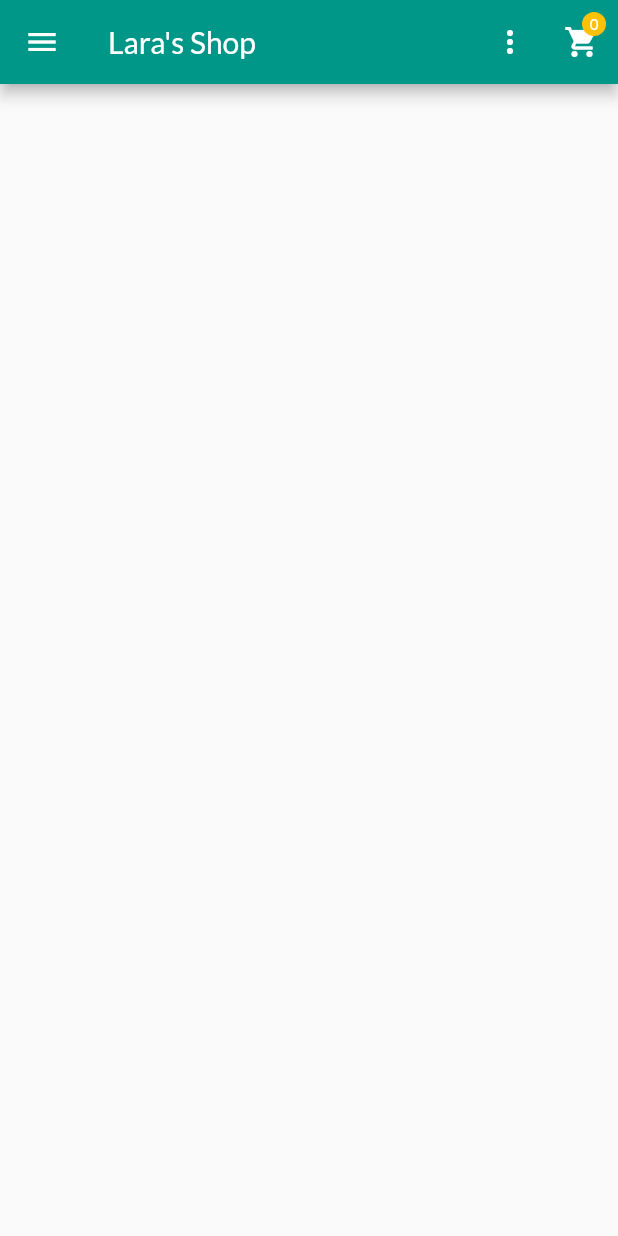
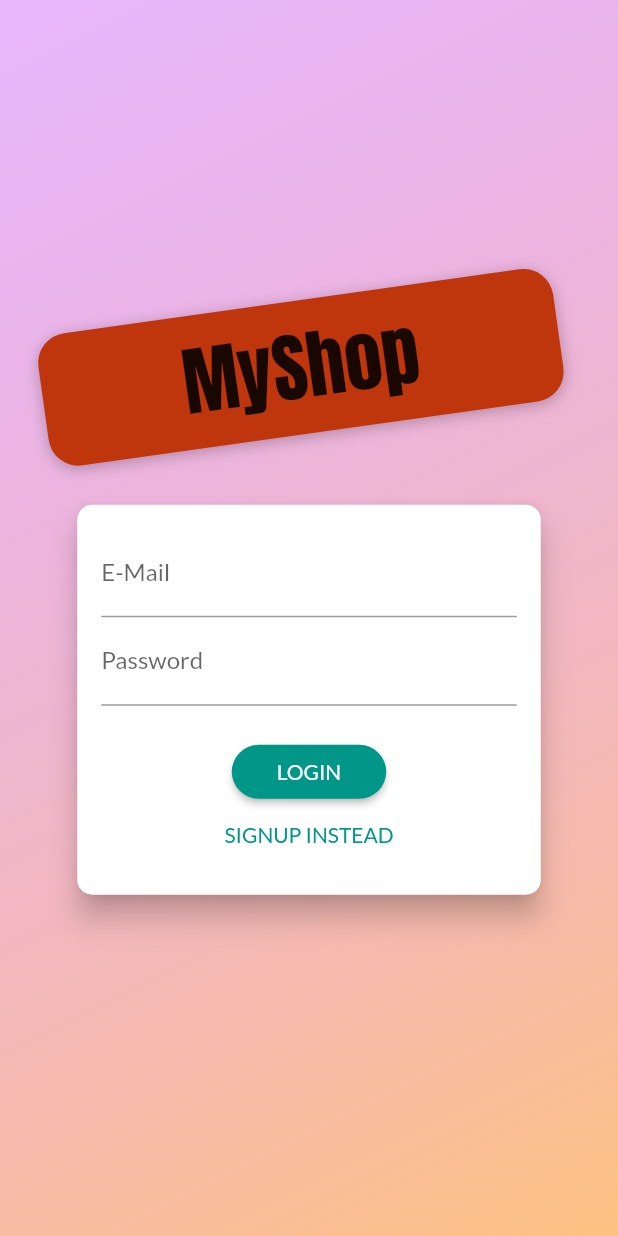
Before and after one commit to santiracca/flutter_shop_app, a Flutter app: the screen it shows after launch, on a phone screen of 412 x 824 dp. Run offline on Flutter 3.47's test engine with Material 2 defaults, Android fonts, the phone set to English and light mode, and no system bars.

Commit message:
Setup Auth page

```diff
--- a/lib/main.dart
+++ b/lib/main.dart
@@ -10,6 +10,7 @@ import './providers/products_provider.dart';
 import './providers/cart_provider.dart';
 import './screens/user_products_screen.dart';
 import './screens/edit_product_screen.dart';
+import './screens/auth.dart';
 
 void main() => runApp(MyApp());
 
@@ -35,13 +36,14 @@ class MyApp extends StatelessWidget {
           accentColor: Colors.amber,
           fontFamily: 'Lato',
         ),
-        home: ProductOverviewScreen(),
+        home: AuthScreen(),
         routes: {
           ProductDetailScreen.routeName: (ctx) => ProductDetailScreen(),
           CartScreen.routeName: (ctx) => CartScreen(),
           OrdersScreen.routeName: (ctx) => OrdersScreen(),
           UserProductsScreen.routeName: (ctx) => UserProductsScreen(),
           EditProductScreen.routeName: (ctx) => EditProductScreen(),
+          AuthScreen.routeName: (ctx) => AuthScreen()
         },
       ),
     );
--- /dev/null
+++ b/lib/providers/auth.dart
@@ -0,0 +1,7 @@
+import 'package:flutter/material.dart';
+
+class Auth with ChangeNotifier {
+  String _token;
+  DateTime _expiryDate;
+  String _userId;
+}
--- a/lib/providers/products_provider.dart
+++ b/lib/providers/products_provider.dart
@@ -23,8 +23,10 @@ class Products with ChangeNotifier {
     const url = 'https://flutter-shop-app-ddc42.firebaseio.com/products.json';
     try {
       final response = await http.get(url);
+
       final extractedData = json.decode(response.body) as Map<String, dynamic>;
       final List<Product> loadedProducts = [];
+
       extractedData.forEach((prodId, prodData) {
         loadedProducts.add(Product(
           id: prodId,
@@ -35,7 +37,7 @@ class Products with ChangeNotifier {
           imageUrl: prodData['imageUrl'],
         ));
       });
-      print(loadedProducts);
+
       _items = loadedProducts;
       notifyListeners();
     } catch (e) {
--- /dev/null
+++ b/lib/screens/auth.dart
@@ -0,0 +1,224 @@
+import 'dart:math';
+
+import 'package:flutter/material.dart';
+
+enum AuthMode { Signup, Login }
+
+class AuthScreen extends StatelessWidget {
+  static const routeName = '/auth';
+
+  @override
+  Widget build(BuildContext context) {
+    final deviceSize = MediaQuery.of(context).size;
+    // final transformConfig = Matrix4.rotationZ(-8 * pi / 180);
+    // transformConfig.translate(-10.0);
+    return Scaffold(
+      // resizeToAvoidBottomInset: false,
+      body: Stack(
+        children: <Widget>[
+          Container(
+            decoration: BoxDecoration(
+              gradient: LinearGradient(
+                colors: [
+                  Color.fromRGBO(215, 117, 255, 1).withOpacity(0.5),
+                  Color.fromRGBO(255, 188, 117, 1).withOpacity(0.9),
+                ],
+                begin: Alignment.topLeft,
+                end: Alignment.bottomRight,
+                stops: [0, 1],
+              ),
+            ),
+          ),
+          SingleChildScrollView(
+            child: Container(
+              height: deviceSize.height,
+              width: deviceSize.width,
+              child: Column(
+                mainAxisAlignment: MainAxisAlignment.center,
+                crossAxisAlignment: CrossAxisAlignment.center,
+                children: <Widget>[
+                  Flexible(
+                    child: Container(
+                      margin: EdgeInsets.only(bottom: 20.0),
+                      padding:
+                          EdgeInsets.symmetric(vertical: 8.0, horizontal: 94.0),
+                      transform: Matrix4.rotationZ(-8 * pi / 180)
+                        ..translate(-10.0),
+                      // ..translate(-10.0),
+                      decoration: BoxDecoration(
+                        borderRadius: BorderRadius.circular(20),
+                        color: Colors.deepOrange.shade900,
+                        boxShadow: [
+                          BoxShadow(
+                            blurRadius: 8,
+                            color: Colors.black26,
+                            offset: Offset(0, 2),
+                          )
+                        ],
+                      ),
+                      child: Text(
+                        'MyShop',
+                        style: TextStyle(
+                          color: Theme.of(context).accentTextTheme.title.color,
+                          fontSize: 50,
+                          fontFamily: 'Anton',
+                          fontWeight: FontWeight.normal,
+                        ),
+                      ),
+                    ),
+                  ),
+                  Flexible(
+                    flex: deviceSize.width > 600 ? 2 : 1,
+                    child: AuthCard(),
+                  ),
+                ],
+              ),
+            ),
+          ),
+        ],
+      ),
+    );
+  }
+}
+
+class AuthCard extends StatefulWidget {
+  const AuthCard({
+    Key key,
+  }) : super(key: key);
+
+  @override
+  _AuthCardState createState() => _AuthCardState();
+}
+
+class _AuthCardState extends State<AuthCard> {
+  final GlobalKey<FormState> _formKey = GlobalKey();
+  AuthMode _authMode = AuthMode.Login;
+  Map<String, String> _authData = {
+    'email': '',
+    'password': '',
+  };
+  var _isLoading = false;
+  final _passwordController = TextEditingController();
+
+  void _submit() {
+    if (!_formKey.currentState.validate()) {
+      // Invalid!
+      return;
+    }
+    _formKey.currentState.save();
+    setState(() {
+      _isLoading = true;
+    });
+    if (_authMode == AuthMode.Login) {
+      // Log user in
+    } else {
+      // Sign user up
+    }
+    setState(() {
+      _isLoading = false;
+    });
+  }
+
+  void _switchAuthMode() {
+    if (_authMode == AuthMode.Login) {
+      setState(() {
+        _authMode = AuthMode.Signup;
+      });
+    } else {
+      setState(() {
+        _authMode = AuthMode.Login;
+      });
+    }
+  }
+
+  @override
+  Widget build(BuildContext context) {
+    final deviceSize = MediaQuery.of(context).size;
+    return Card(
+      shape: RoundedRectangleBorder(
+        borderRadius: BorderRadius.circular(10.0),
+      ),
+      elevation: 8.0,
+      child: Container(
+        height: _authMode == AuthMode.Signup ? 320 : 260,
+        constraints:
+            BoxConstraints(minHeight: _authMode == AuthMode.Signup ? 320 : 260),
+        width: deviceSize.width * 0.75,
+        padding: EdgeInsets.all(16.0),
+        child: Form(
+          key: _formKey,
+          child: SingleChildScrollView(
+            child: Column(
+              children: <Widget>[
+                TextFormField(
+                  decoration: InputDecoration(labelText: 'E-Mail'),
+                  keyboardType: TextInputType.emailAddress,
+                  validator: (value) {
+                    if (value.isEmpty || !value.contains('@')) {
+                      return 'Invalid email!';
+                    }
+                  },
+                  onSaved: (value) {
+                    _authData['email'] = value;
+                  },
+                ),
+                TextFormField(
+                  decoration: InputDecoration(labelText: 'Password'),
+                  obscureText: true,
+                  controller: _passwordController,
+                  validator: (value) {
+                    if (value.isEmpty || value.length < 5) {
+                      return 'Password is too short!';
+                    }
+                  },
+                  onSaved: (value) {
+                    _authData['password'] = value;
+                  },
+                ),
+                if (_authMode == AuthMode.Signup)
+                  TextFormField(
+                    enabled: _authMode == AuthMode.Signup,
+                    decoration: InputDecoration(labelText: 'Confirm Password'),
+                    obscureText: true,
+                    validator: _authMode == AuthMode.Signup
+                        ? (value) {
+                            if (value != _passwordController.text) {
+                              return 'Passwords do not match!';
+                            }
+                          }
+                        : null,
+                  ),
+                SizedBox(
+                  height: 20,
+                ),
+                if (_isLoading)
+                  CircularProgressIndicator()
+                else
+                  RaisedButton(
+                    child:
+                        Text(_authMode == AuthMode.Login ? 'LOGIN' : 'SIGN UP'),
+                    onPressed: _submit,
+                    shape: RoundedRectangleBorder(
+                      borderRadius: BorderRadius.circular(30),
+                    ),
+                    padding:
+                        EdgeInsets.symmetric(horizontal: 30.0, vertical: 8.0),
+                    color: Theme.of(context).primaryColor,
+                    textColor: Theme.of(context).primaryTextTheme.button.color,
+                  ),
+                FlatButton(
+                  child: Text(
+                      '${_authMode == AuthMode.Login ? 'SIGNUP' : 'LOGIN'} INSTEAD'),
+                  onPressed: _switchAuthMode,
+                  padding: EdgeInsets.symmetric(horizontal: 30.0, vertical: 4),
+                  materialTapTargetSize: MaterialTapTargetSize.shrinkWrap,
+                  textColor: Theme.of(context).primaryColor,
+                ),
+              ],
+            ),
+          ),
+        ),
+      ),
+    );
+  }
+}
```
Also changed, not shown: pubspec.lock, 2 other files.
